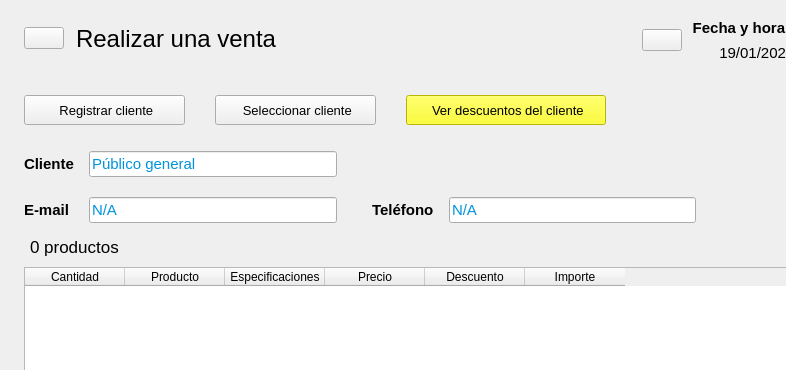
ivanperez-7/printpos, file designer/Ui_CrearVenta.ui: the form before one commit; both pictures show x 0 to 786 and y 0 to 370 of the 1271 by 783 pixel window.
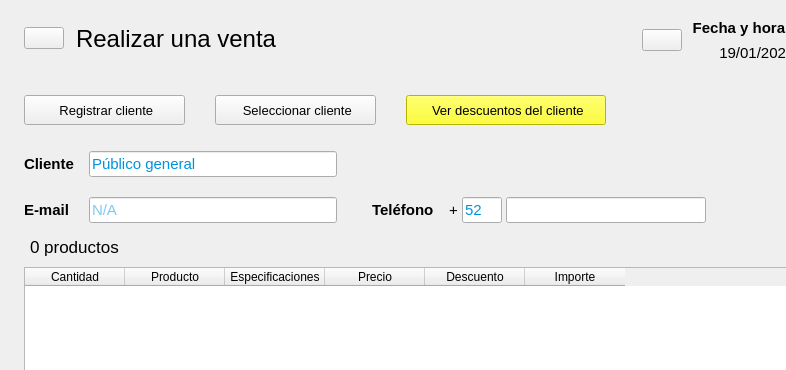
The form after the commit. Icons and pictures are not drawn. Custom widgets are drawn as their Qt base class.

The edit to the form file:
```diff
--- a/designer/Ui_CrearVenta.ui
+++ b/designer/Ui_CrearVenta.ui
@@ -382,6 +382,9 @@
                <string notr="true">color: rgb(0, 147, 220);</string>
               </property>
               <property name="text">
+               <string/>
+              </property>
+              <property name="placeholderText">
                <string>N/A</string>
               </property>
               <property name="frame">
@@ -407,10 +410,69 @@
              </widget>
             </item>
             <item row="1" column="4">
-             <widget class="QLineEdit" name="txtTelefono">
+             <widget class="QFrame" name="frameTelefono">
+              <property name="frameShape">
+               <enum>QFrame::Shape::NoFrame</enum>
+              </property>
+              <layout class="QHBoxLayout" name="layoutTelefono">
+               <property name="spacing">
+                <number>4</number>
+               </property>
+               <property name="leftMargin">
+                <number>0</number>
+               </property>
+               <property name="topMargin">
+                <number>0</number>
+               </property>
+               <property name="rightMargin">
+                <number>0</number>
+               </property>
+               <property name="bottomMargin">
+                <number>0</number>
+               </property>
+               <item>
+                <widget class="QLabel" name="label_lada">
+                 <property name="font">
+                  <font>
+                   <family>Segoe UI</family>
+                   <pointsize>11</pointsize>
+                  </font>
+                 </property>
+                 <property name="text">
+                  <string>+</string>
+                 </property>
+                </widget>
+               </item>
+               <item>
+                <widget class="QLineEdit" name="txtLada">
+                 <property name="maximumSize">
+                  <size>
+                   <width>40</width>
+                   <height>16777215</height>
+                  </size>
+                 </property>
+                 <property name="font">
+                  <font>
+                   <family>Segoe UI</family>
+                   <pointsize>11</pointsize>
+                  </font>
+                 </property>
+                 <property name="styleSheet">
+                  <string notr="true">color: rgb(0, 147, 220);</string>
+                 </property>
+                 <property name="text">
+                  <string>52</string>
+                 </property>
+                 <property name="maxLength">
+                  <number>3</number>
+                 </property>
+                </widget>
+               </item>
+               <item>
+                <widget class="QLineEdit" name="txtCelular">
               <property name="minimumSize">
                <size>
-                <width>247</width>
+                   <width>200</width>
                 <height>19</height>
                </size>
               </property>
@@ -423,15 +485,15 @@
               <property name="styleSheet">
                <string notr="true">color: rgb(0, 147, 220);</string>
               </property>
+                 <property name="inputMask">
+                  <string>999 999 9999; </string>
+                 </property>
               <property name="text">
-               <string>N/A</string>
-              </property>
-              <property name="frame">
-               <bool>true</bool>
-              </property>
-              <property name="clearButtonEnabled">
-               <bool>false</bool>
-              </property>
+                  <string/>
+                 </property>
+                </widget>
+               </item>
+              </layout>
              </widget>
             </item>
             <item row="0" column="1">
```
Lines whose indentation alone changed are shown as unchanged.
